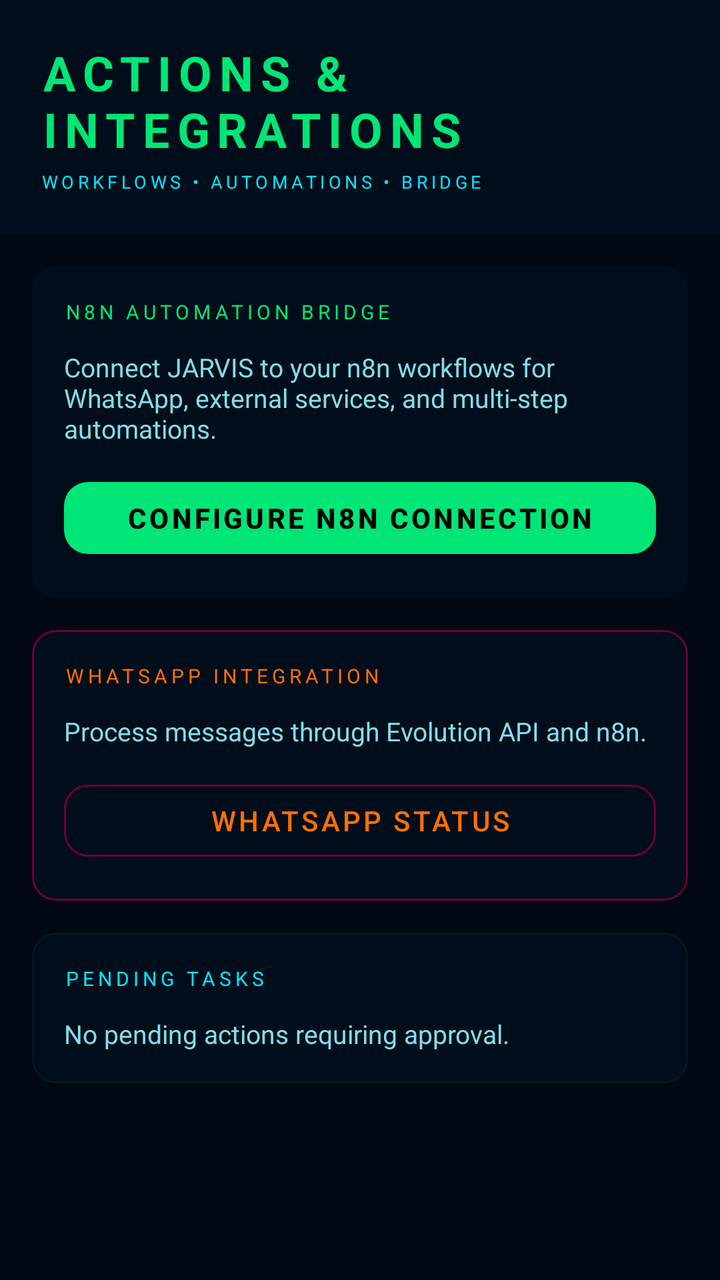
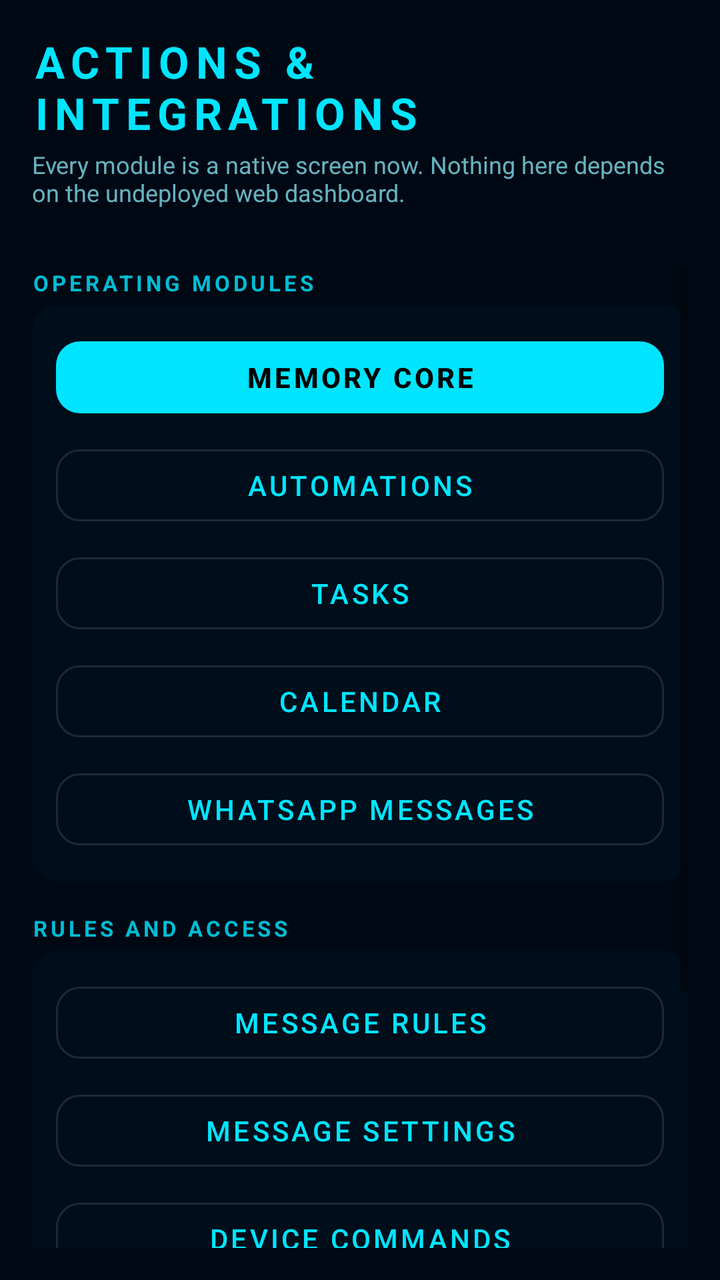

Screens rendered from an Android XML layout before and after an edit, with the pre-edit source and the edit as a unified diff.
<!-- AndroidManifest.xml: application theme Theme.BonjeeNotifier -->
<!-- res/layout/activity_actions.xml -->
<?xml version="1.0" encoding="utf-8"?>
<LinearLayout xmlns:android="http://schemas.android.com/apk/res/android"
    xmlns:app="http://schemas.android.com/apk/res-auto"
    android:layout_width="match_parent"
    android:layout_height="match_parent"
    android:orientation="vertical"
    android:background="@color/bg_primary">

    <LinearLayout
        android:layout_width="match_parent"
        android:layout_height="wrap_content"
        android:orientation="vertical"
        android:padding="20dp"
        android:background="@color/bg_card">

        <TextView
            android:layout_width="wrap_content"
            android:layout_height="wrap_content"
            android:text="ACTIONS &amp; INTEGRATIONS"
            android:textSize="24sp"
            android:textStyle="bold"
            android:textColor="@color/green"
            android:letterSpacing="0.15" />

        <TextView
            android:layout_width="wrap_content"
            android:layout_height="wrap_content"
            android:text="WORKFLOWS • AUTOMATIONS • BRIDGE"
            android:textSize="9sp"
            android:textColor="@color/cyan"
            android:letterSpacing="0.2"
            android:layout_marginTop="4dp" />
    </LinearLayout>

    <ScrollView
        android:layout_width="match_parent"
        android:layout_height="match_parent">

        <LinearLayout
            android:layout_width="match_parent"
            android:layout_height="wrap_content"
            android:orientation="vertical"
            android:padding="16dp">

            <com.google.android.material.card.MaterialCardView
                android:layout_width="match_parent"
                android:layout_height="wrap_content"
                android:layout_marginBottom="16dp"
                app:cardCornerRadius="12dp"
                app:cardElevation="0dp"
                app:cardBackgroundColor="@color/bg_card"
                app:strokeColor="@color/border_cyan"
                app:strokeWidth="1dp">

                <LinearLayout
                    android:layout_width="match_parent"
                    android:layout_height="wrap_content"
                    android:orientation="vertical"
                    android:padding="16dp">

                    <TextView
                        android:layout_width="wrap_content"
                        android:layout_height="wrap_content"
                        android:text="N8N AUTOMATION BRIDGE"
                        android:textSize="10sp"
                        android:textColor="@color/green"
                        android:letterSpacing="0.2"
                        android:layout_marginBottom="12dp" />

                    <TextView
                        android:layout_width="match_parent"
                        android:layout_height="wrap_content"
                        android:text="Connect JARVIS to your n8n workflows for WhatsApp, external services, and multi-step automations."
                        android:textColor="@color/text_secondary"
                        android:textSize="13sp"
                        android:layout_marginBottom="12dp" />

                    <com.google.android.material.button.MaterialButton
                        android:id="@+id/btnConfigureN8n"
                        style="@style/JarvisButton"
                        android:layout_width="match_parent"
                        android:layout_height="wrap_content"
                        android:text="CONFIGURE N8N CONNECTION"
                        android:textColor="@color/black"
                        app:backgroundTint="@color/green" />
                </LinearLayout>
            </com.google.android.material.card.MaterialCardView>

            <com.google.android.material.card.MaterialCardView
                android:layout_width="match_parent"
                android:layout_height="wrap_content"
                android:layout_marginBottom="16dp"
                app:cardCornerRadius="12dp"
                app:cardElevation="0dp"
                app:cardBackgroundColor="@color/bg_card"
                app:strokeColor="@color/border_orange"
                app:strokeWidth="1dp">

                <LinearLayout
                    android:layout_width="match_parent"
                    android:layout_height="wrap_content"
                    android:orientation="vertical"
                    android:padding="16dp">

                    <TextView
                        android:layout_width="wrap_content"
                        android:layout_height="wrap_content"
                        android:text="WHATSAPP INTEGRATION"
                        android:textSize="10sp"
                        android:textColor="@color/orange"
                        android:letterSpacing="0.2"
                        android:layout_marginBottom="12dp" />

                    <TextView
                        android:layout_width="match_parent"
                        android:layout_height="wrap_content"
                        android:text="Process messages through Evolution API and n8n."
                        android:textColor="@color/text_secondary"
                        android:textSize="13sp"
                        android:layout_marginBottom="12dp" />

                    <com.google.android.material.button.MaterialButton
                        android:id="@+id/btnWhatsApp"
                        style="@style/JarvisButton.Outlined"
                        android:layout_width="match_parent"
                        android:layout_height="wrap_content"
                        android:text="WHATSAPP STATUS"
                        android:textColor="@color/orange"
                        app:strokeColor="@color/border_orange" />
                </LinearLayout>
            </com.google.android.material.card.MaterialCardView>

            <com.google.android.material.card.MaterialCardView
                android:layout_width="match_parent"
                android:layout_height="wrap_content"
                app:cardCornerRadius="12dp"
                app:cardElevation="0dp"
                app:cardBackgroundColor="@color/bg_card"
                app:strokeColor="@color/border"
                app:strokeWidth="1dp">

                <LinearLayout
                    android:layout_width="match_parent"
                    android:layout_height="wrap_content"
                    android:orientation="vertical"
                    android:padding="16dp">

                    <TextView
                        android:layout_width="wrap_content"
                        android:layout_height="wrap_content"
                        android:text="PENDING TASKS"
                        android:textSize="10sp"
                        android:textColor="@color/cyan"
                        android:letterSpacing="0.2"
                        android:layout_marginBottom="12dp" />

                    <TextView
                        android:layout_width="match_parent"
                        android:layout_height="wrap_content"
                        android:text="No pending actions requiring approval."
                        android:textColor="@color/text_secondary"
                        android:textSize="13sp" />
                </LinearLayout>
            </com.google.android.material.card.MaterialCardView>
        </LinearLayout>
    </ScrollView>
</LinearLayout>
<!-- resources referenced by this layout -->
<resources>
  <color name="bg_card">#000d1a</color>
  <color name="bg_primary">#000814</color>
  <color name="black">#FF000000</color>
  <color name="border">#1a237e33</color>
  <color name="border_cyan">#00e5ff33</color>
  <color name="border_orange">#ff6f0033</color>
  <color name="cyan">#00e5ff</color>
  <color name="green">#00e676</color>
  <color name="orange">#ff6f00</color>
  <color name="text_secondary">#80deea</color>
  <style name="JarvisButton" parent="Widget.MaterialComponents.Button">
          <item name="cornerRadius">12dp</item>
          <item name="android:textAllCaps">true</item>
          <item name="android:letterSpacing">0.1</item>
          <item name="android:textStyle">bold</item>
      </style>
  <style name="JarvisButton.Outlined" parent="Widget.MaterialComponents.Button.OutlinedButton">
          <item name="cornerRadius">12dp</item>
          <item name="android:textAllCaps">true</item>
          <item name="android:letterSpacing">0.1</item>
      </style>
  <style name="Theme.BonjeeNotifier" parent="Theme.MaterialComponents.DayNight.NoActionBar">
          <item name="colorPrimary">@color/cyan</item>
          <item name="colorPrimaryVariant">@color/cyan_bright</item>
          <item name="colorOnPrimary">@color/black</item>
          <item name="colorSecondary">@color/orange</item>
          <item name="colorSecondaryVariant">@color/orange_bright</item>
          <item name="colorOnSecondary">@color/black</item>
          <item name="android:statusBarColor">@color/bg_primary</item>
          <item name="android:navigationBarColor">@color/bg_primary</item>
          <item name="android:windowBackground">@color/bg_primary</item>
          <item name="colorSurface">@color/bg_card</item>
          <item name="colorOnSurface">@color/text_primary</item>
      </style>
  <color name="cyan_bright">#18ffff</color>
  <color name="orange_bright">#ff9100</color>
  <color name="text_primary">#e0f7fa</color>
</resources>

<!-- the commit's change to res/layout/activity_actions.xml (unified diff, before → after) -->
@@ -3,52 +3,59 @@
     xmlns:app="http://schemas.android.com/apk/res-auto"
     android:layout_width="match_parent"
     android:layout_height="match_parent"
+    android:background="@color/bg_primary"
     android:orientation="vertical"
-    android:background="@color/bg_primary">
+    android:padding="16dp">
 
-    <LinearLayout
+    <TextView
+        android:layout_width="wrap_content"
+        android:layout_height="wrap_content"
+        android:letterSpacing="0.15"
+        android:text="ACTIONS &amp; INTEGRATIONS"
+        android:textColor="@color/cyan"
+        android:textSize="22sp"
+        android:textStyle="bold" />
+
+    <TextView
         android:layout_width="match_parent"
         android:layout_height="wrap_content"
-        android:orientation="vertical"
-        android:padding="20dp"
-        android:background="@color/bg_card">
+        android:layout_marginTop="3dp"
+        android:alpha="0.8"
+        android:text="Every module is a native screen now. Nothing here depends on the undeployed web dashboard."
+        android:textColor="@color/text_secondary"
+        android:textSize="12sp" />
 
-        <TextView
-            android:layout_width="wrap_content"
-            android:layout_height="wrap_content"
-            android:text="ACTIONS &amp; INTEGRATIONS"
-            android:textSize="24sp"
-            android:textStyle="bold"
-            android:textColor="@color/green"
-            android:letterSpacing="0.15" />
-
-        <TextView
-            android:layout_width="wrap_content"
-            android:layout_height="wrap_content"
-            android:text="WORKFLOWS • AUTOMATIONS • BRIDGE"
-            android:textSize="9sp"
-            android:textColor="@color/cyan"
-            android:letterSpacing="0.2"
-            android:layout_marginTop="4dp" />
-    </LinearLayout>
+    <TextView
+        android:id="@+id/txtActionsStatus"
+        android:layout_width="match_parent"
+        android:layout_height="wrap_content"
+        android:layout_marginTop="8dp"
+        android:fontFamily="monospace"
+        android:textColor="@color/text_tertiary"
+        android:textSize="10sp" />
 
     <ScrollView
         android:layout_width="match_parent"
-        android:layout_height="match_parent">
+        android:layout_height="0dp"
+        android:layout_marginTop="8dp"
+        android:layout_weight="1">
 
         <LinearLayout
             android:layout_width="match_parent"
             android:layout_height="wrap_content"
-            android:orientation="vertical"
-            android:padding="16dp">
+            android:orientation="vertical">
+
+            <TextView
+                style="@style/JarvisSection"
+                android:layout_marginTop="0dp"
+                android:text="OPERATING MODULES" />
 
             <com.google.android.material.card.MaterialCardView
                 android:layout_width="match_parent"
                 android:layout_height="wrap_content"
-                android:layout_marginBottom="16dp"
+                app:cardBackgroundColor="@color/bg_card"
                 app:cardCornerRadius="12dp"
                 app:cardElevation="0dp"
-                app:cardBackgroundColor="@color/bg_card"
                 app:strokeColor="@color/border_cyan"
                 app:strokeWidth="1dp">
 
@@ -56,112 +63,120 @@
                     android:layout_width="match_parent"
                     android:layout_height="wrap_content"
                     android:orientation="vertical"
-                    android:padding="16dp">
-
-                    <TextView
-                        android:layout_width="wrap_content"
-                        android:layout_height="wrap_content"
-                        android:text="N8N AUTOMATION BRIDGE"
-                        android:textSize="10sp"
-                        android:textColor="@color/green"
-                        android:letterSpacing="0.2"
-                        android:layout_marginBottom="12dp" />
-
-                    <TextView
-                        android:layout_width="match_parent"
-                        android:layout_height="wrap_content"
-                        android:text="Connect JARVIS to your n8n workflows for WhatsApp, external services, and multi-step automations."
-                        android:textColor="@color/text_secondary"
-                        android:textSize="13sp"
-                        android:layout_marginBottom="12dp" />
+                    android:padding="12dp">
 
                     <com.google.android.material.button.MaterialButton
-                        android:id="@+id/btnConfigureN8n"
+                        android:id="@+id/btnActionMemory"
                         style="@style/JarvisButton"
                         android:layout_width="match_parent"
                         android:layout_height="wrap_content"
-                        android:text="CONFIGURE N8N CONNECTION"
+                        android:text="MEMORY CORE"
                         android:textColor="@color/black"
-                        app:backgroundTint="@color/green" />
+                        app:backgroundTint="@color/cyan" />
+
+                    <com.google.android.material.button.MaterialButton
+                        android:id="@+id/btnActionAutomations"
+                        style="@style/JarvisButton.Outlined"
+                        android:layout_width="match_parent"
+                        android:layout_height="wrap_content"
+                        android:layout_marginTop="6dp"
+                        android:text="AUTOMATIONS" />
+
+                    <com.google.android.material.button.MaterialButton
+                        android:id="@+id/btnActionTasks"
+                        style="@style/JarvisButton.Outlined"
+                        android:layout_width="match_parent"
+                        android:layout_height="wrap_content"
+                        android:layout_marginTop="6dp"
+                        android:text="TASKS" />
+
+                    <com.google.android.material.button.MaterialButton
+                        android:id="@+id/btnActionCalendar"
+                        style="@style/JarvisButton.Outlined"
+                        android:layout_width="match_parent"
+                        android:layout_height="wrap_content"
+                        android:layout_marginTop="6dp"
+                        android:text="CALENDAR" />
+
+                    <com.google.android.material.button.MaterialButton
+                        android:id="@+id/btnActionInbox"
+                        style="@style/JarvisButton.Outlined"
+                        android:layout_width="match_parent"
+                        android:layout_height="wrap_content"
+                        android:layout_marginTop="6dp"
+                        android:text="WHATSAPP MESSAGES" />
                 </LinearLayout>
             </com.google.android.material.card.MaterialCardView>
+
+            <TextView
+                style="@style/JarvisSection"
+                android:text="RULES AND ACCESS" />
 
             <com.google.android.material.card.MaterialCardView
                 android:layout_width="match_parent"
                 android:layout_height="wrap_content"
-                android:layout_marginBottom="16dp"
+                app:cardBackgroundColor="@color/bg_card"
                 app:cardCornerRadius="12dp"
                 app:cardElevation="0dp"
-                app:cardBackgroundColor="@color/bg_card"
-                app:strokeColor="@color/border_orange"
+                app:strokeColor="@color/border_cyan"
                 app:strokeWidth="1dp">
 
                 <LinearLayout
                     android:layout_width="match_parent"
                     android:layout_height="wrap_content"
                     android:orientation="vertical"
-                    android:padding="16dp">
-
-                    <TextView
-                        android:layout_width="wrap_content"
-                        android:layout_height="wrap_content"
-                        android:text="WHATSAPP INTEGRATION"
-                        android:textSize="10sp"
-                        android:textColor="@color/orange"
-                        android:letterSpacing="0.2"
-                        android:layout_marginBottom="12dp" />
-
-                    <TextView
-                        android:layout_width="match_parent"
-                        android:layout_height="wrap_content"
-                        android:text="Process messages through Evolution API and n8n."
-                        android:textColor="@color/text_secondary"
-                        android:textSize="13sp"
-                        android:layout_marginBottom="12dp" />
+                    android:padding="12dp">
 
                     <com.google.android.material.button.MaterialButton
-                        android:id="@+id/btnWhatsApp"
+                        android:id="@+id/btnActionRules"
                         style="@style/JarvisButton.Outlined"
                         android:layout_width="match_parent"
                         android:layout_height="wrap_content"
-                        android:text="WHATSAPP STATUS"
-                        android:textColor="@color/orange"
-                        app:strokeColor="@color/border_orange" />
+                        android:text="MESSAGE RULES" />
+
+                    <com.google.android.material.button.MaterialButton
+                        android:id="@+id/btnActionMessageSettings"
+                        style="@style/JarvisButton.Outlined"
+                        android:layout_width="match_parent"
+                        android:layout_height="wrap_content"
+                        android:layout_marginTop="6dp"
+                        android:text="MESSAGE SETTINGS" />
+
+                    <com.google.android.material.button.MaterialButton
+                        android:id="@+id/btnActionCommands"
+                        style="@style/JarvisButton.Outlined"
+                        android:layout_width="match_parent"
+                        android:layout_height="wrap_content"
+                        android:layout_marginTop="6dp"
+                        android:text="DEVICE COMMANDS" />
+
+                    <com.google.android.material.button.MaterialButton
+                        android:id="@+id/btnActionAccess"
+                        style="@style/JarvisButton.Outlined"
+                        android:layout_width="match_parent"
+                        android:layout_height="wrap_content"
+                        android:layout_marginTop="6dp"
+                        android:text="SET UP ACCESS" />
+
+                    <com.google.android.material.button.MaterialButton
+                        android:id="@+id/btnActionAsk"
+                        style="@style/JarvisButton.Outlined"
+                        android:layout_width="match_parent"
+                        android:layout_height="wrap_content"
+                        android:layout_marginTop="6dp"
+                        android:text="ASK JARVIS" />
                 </LinearLayout>
             </com.google.android.material.card.MaterialCardView>
 
-            <com.google.android.material.card.MaterialCardView
+            <TextView
+                android:id="@+id/txtActionsFooter"
                 android:layout_width="match_parent"
                 android:layout_height="wrap_content"
-                app:cardCornerRadius="12dp"
-                app:cardElevation="0dp"
-                app:cardBackgroundColor="@color/bg_card"
-                app:strokeColor="@color/border"
-                app:strokeWidth="1dp">
-
-                <LinearLayout
-                    android:layout_width="match_parent"
-                    android:layout_height="wrap_content"
-                    android:orientation="vertical"
-                    android:padding="16dp">
-
-                    <TextView
-                        android:layout_width="wrap_content"
-                        android:layout_height="wrap_content"
-                        android:text="PENDING TASKS"
-                        android:textSize="10sp"
-                        android:textColor="@color/cyan"
-                        android:letterSpacing="0.2"
-                        android:layout_marginBottom="12dp" />
-
-                    <TextView
-                        android:layout_width="match_parent"
-                        android:layout_height="wrap_content"
-                        android:text="No pending actions requiring approval."
-                        android:textColor="@color/text_secondary"
-                        android:textSize="13sp" />
-                </LinearLayout>
-            </com.google.android.material.card.MaterialCardView>
+                android:layout_marginTop="10dp"
+                android:alpha="0.75"
+                android:paddingBottom="12dp"
+                android:textColor="@color/text_dim"
+                android:textSize="9sp" />
         </LinearLayout>
     </ScrollView>
 </LinearLayout>
<!-- resource entries referenced after the edit -->
@@ -3,13 +3,12 @@
   <color name="bg_card">#000d1a</color>
   <color name="bg_primary">#000814</color>
   <color name="black">#FF000000</color>
-  <color name="border">#1a237e33</color>
   <color name="border_cyan">#00e5ff33</color>
-  <color name="border_orange">#ff6f0033</color>
   <color name="cyan">#00e5ff</color>
-  <color name="green">#00e676</color>
+  <color name="text_dim">#26c6da</color>
   <color name="orange">#ff6f00</color>
   <color name="text_secondary">#80deea</color>
+  <color name="text_tertiary">#4dd0e1</color>
   <style name="JarvisButton" parent="Widget.MaterialComponents.Button">
           <item name="cornerRadius">12dp</item>
           <item name="android:textAllCaps">true</item>
@@ -20,6 +19,16 @@
           <item name="cornerRadius">12dp</item>
           <item name="android:textAllCaps">true</item>
           <item name="android:letterSpacing">0.1</item>
+      </style>
+  <style name="JarvisSection">
+          <item name="android:layout_width">match_parent</item>
+          <item name="android:layout_height">wrap_content</item>
+          <item name="android:layout_marginTop">16dp</item>
+          <item name="android:layout_marginBottom">4dp</item>
+          <item name="android:letterSpacing">0.15</item>
+          <item name="android:textColor">@color/cyan_glow</item>
+          <item name="android:textSize">11sp</item>
+          <item name="android:textStyle">bold</item>
       </style>
   <style name="Theme.BonjeeNotifier" parent="Theme.MaterialComponents.DayNight.NoActionBar">
           <item name="colorPrimary">@color/cyan</item>
@@ -34,6 +43,7 @@
           <item name="colorSurface">@color/bg_card</item>
           <item name="colorOnSurface">@color/text_primary</item>
       </style>
+  <color name="cyan_glow">#00bcd4</color>
   <color name="cyan_bright">#18ffff</color>
   <color name="orange_bright">#ff9100</color>
   <color name="text_primary">#e0f7fa</color>
